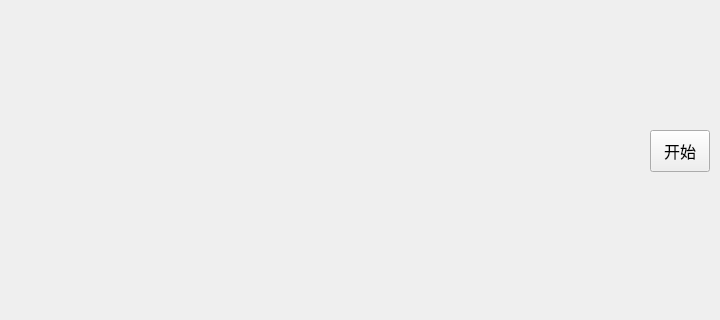
Qt form gui/ChineseChess.ui (xiaoxiongxiongxiong/ChineseChess) before a commit; both pictures show x 0 to 720 and y 400 to 720 of the 720 by 720 pixel window.
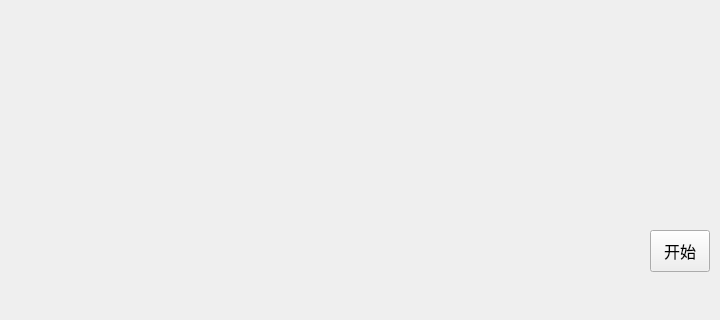
The same form after that commit. Icons and pictures are not drawn.

Commit message: 修改文件编码格式和调整界面布局

```diff
--- a/gui/ChineseChess.ui
+++ b/gui/ChineseChess.ui
@@ -31,7 +31,7 @@
     <property name="geometry">
      <rect>
       <x>650</x>
-      <y>530</y>
+      <y>630</y>
       <width>60</width>
       <height>42</height>
      </rect>
@@ -315,7 +315,7 @@
     <property name="geometry">
      <rect>
       <x>334</x>
-      <y>603</y>
+      <y>602</y>
       <width>48</width>
       <height>48</height>
      </rect>
@@ -329,7 +329,7 @@
     <property name="geometry">
      <rect>
       <x>275</x>
-      <y>603</y>
+      <y>602</y>
       <width>48</width>
       <height>48</height>
      </rect>
@@ -343,7 +343,7 @@
     <property name="geometry">
      <rect>
       <x>393</x>
-      <y>603</y>
+      <y>602</y>
       <width>48</width>
       <height>48</height>
      </rect>
@@ -357,7 +357,7 @@
     <property name="geometry">
      <rect>
       <x>216</x>
-      <y>603</y>
+      <y>602</y>
       <width>48</width>
       <height>48</height>
      </rect>
@@ -371,7 +371,7 @@
     <property name="geometry">
      <rect>
       <x>452</x>
-      <y>603</y>
+      <y>602</y>
       <width>48</width>
       <height>48</height>
      </rect>
@@ -385,7 +385,7 @@
     <property name="geometry">
      <rect>
       <x>157</x>
-      <y>603</y>
+      <y>602</y>
       <width>48</width>
       <height>48</height>
      </rect>
@@ -399,7 +399,7 @@
     <property name="geometry">
      <rect>
       <x>511</x>
-      <y>603</y>
+      <y>602</y>
       <width>48</width>
       <height>48</height>
      </rect>
@@ -413,7 +413,7 @@
     <property name="geometry">
      <rect>
       <x>98</x>
-      <y>603</y>
+      <y>602</y>
       <width>48</width>
       <height>48</height>
      </rect>
@@ -427,7 +427,7 @@
     <property name="geometry">
      <rect>
       <x>570</x>
-      <y>603</y>
+      <y>602</y>
       <width>48</width>
       <height>48</height>
      </rect>
```
The commit also changes 7 other files.
